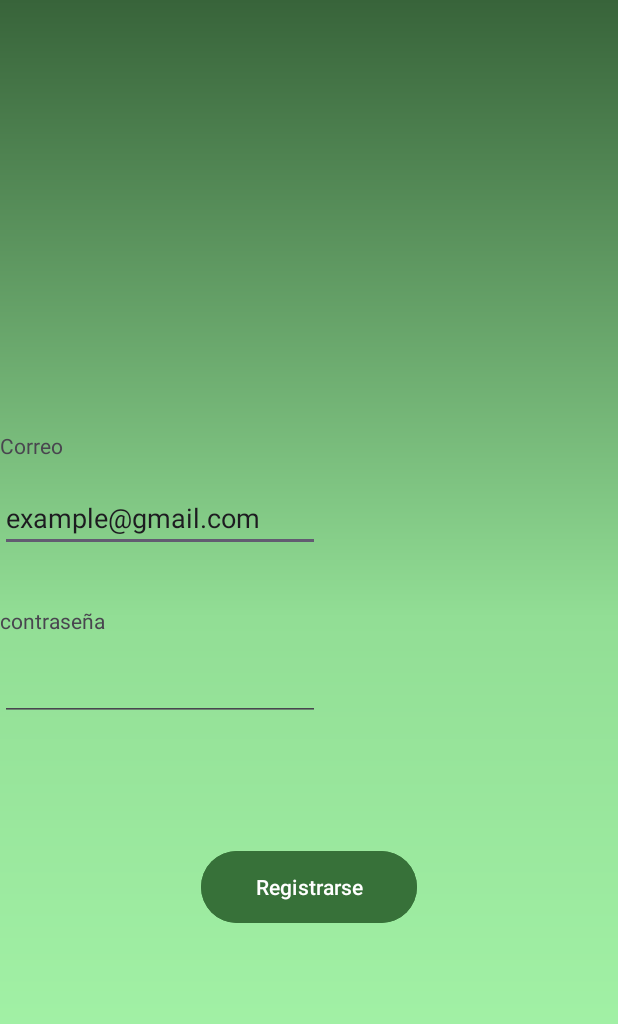
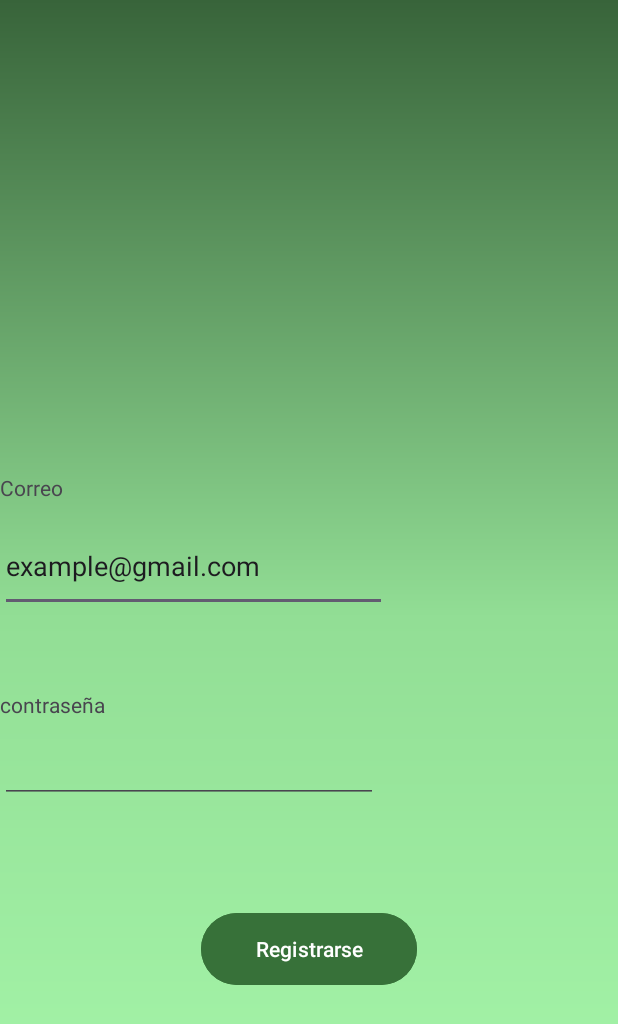
Before and after one commit to Andres164/GoPillBox, an Android app: the activity_registro screen opened directly, with no data from a screen before it, on a phone screen of 412 x 824 dp. Shown: the top 1024 px of the screen. Run offline under Robolectric (Android 15) with nearby library versions, the phone set to English and light mode, and no system bars.

```diff
--- a/GoPillBox/app/build.gradle.kts
+++ b/GoPillBox/app/build.gradle.kts
@@ -29,7 +29,8 @@ android {
 }
 
 dependencies {
-
+    implementation("com.squareup.retrofit2:retrofit:2.9.0")
+    implementation("com.squareup.retrofit2:converter-gson:2.9.0")
     implementation("androidx.appcompat:appcompat:1.6.1")
     implementation("com.google.android.material:material:1.9.0")
     implementation("androidx.constraintlayout:constraintlayout:2.1.4")
--- a/GoPillBox/app/src/main/res/layout/activity_menu.xml
+++ b/GoPillBox/app/src/main/res/layout/activity_menu.xml
@@ -7,7 +7,7 @@
     android:id="@+id/textview_pillbox"
     android:layout_width="match_parent"
     android:layout_height="match_parent"
-    android:background="@color/verdeFuerte"
+    android:background="@drawable/bg_color"
     tools:context=".activity_menu">
 
     <TextView
--- a/GoPillBox/app/src/main/res/layout/activity_registro.xml
+++ b/GoPillBox/app/src/main/res/layout/activity_registro.xml
@@ -22,41 +22,41 @@
         android:id="@+id/textView6"
         android:layout_width="wrap_content"
         android:layout_height="19dp"
-        android:layout_marginTop="32dp"
+        android:layout_marginTop="60dp"
         android:text="Correo"
         app:layout_constraintTop_toBottomOf="@+id/imageView3"
-        tools:layout_editor_absoluteX="100dp" />
+        tools:layout_editor_absoluteX="76dp" />
 
     <EditText
         android:id="@+id/editTextText3"
-        android:layout_width="wrap_content"
-        android:layout_height="wrap_content"
-        android:layout_marginTop="16dp"
+        android:layout_width="258dp"
+        android:layout_height="61dp"
+        android:layout_marginTop="12dp"
         android:ems="10"
         android:inputType="text"
         android:text="example@gmail.com"
         app:layout_constraintTop_toBottomOf="@+id/textView6"
-        tools:layout_editor_absoluteX="100dp" />
+        tools:layout_editor_absoluteX="76dp" />
+
+    <EditText
+        android:id="@+id/editTextTextPassword3"
+        android:layout_width="252dp"
+        android:layout_height="52dp"
+        android:layout_marginTop="4dp"
+        android:ems="10"
+        android:inputType="textPassword"
+        app:layout_constraintTop_toBottomOf="@+id/textView7"
+        tools:layout_editor_absoluteX="76dp"
+        tools:text="........" />
 
     <TextView
         android:id="@+id/textView7"
         android:layout_width="wrap_content"
         android:layout_height="wrap_content"
-        android:layout_marginTop="36dp"
+        android:layout_marginTop="52dp"
         android:text="contraseña"
         app:layout_constraintTop_toBottomOf="@+id/editTextText3"
-        tools:layout_editor_absoluteX="100dp" />
-
-    <EditText
-        android:id="@+id/editTextTextPassword3"
-        android:layout_width="wrap_content"
-        android:layout_height="wrap_content"
-        android:layout_marginTop="12dp"
-        android:ems="10"
-        android:inputType="textPassword"
-        app:layout_constraintTop_toBottomOf="@+id/textView7"
-        tools:layout_editor_absoluteX="100dp"
-        tools:text="........" />
+        tools:layout_editor_absoluteX="76dp" />
 
     <Button
         android:id="@+id/btn_registrarse"
```
Also changed, not shown: GoPillBox/app/src/main/java/ApiInterfaces/RetrofitClient.java (added, +18 -0 lines), GoPillBox/app/src/main/java/ApiInterfaces/UsersApiInterface.java (added, +24 -0 lines), GoPillBox/app/src/main/java/Models/User.java (added, +31 -0 lines), GoPillBox/app/src/main/java/Models/UserView.java (added, +22 -0 lines), GoPillBox/app/src/main/res/layout/activity_login.xml (+28 -30 lines).
